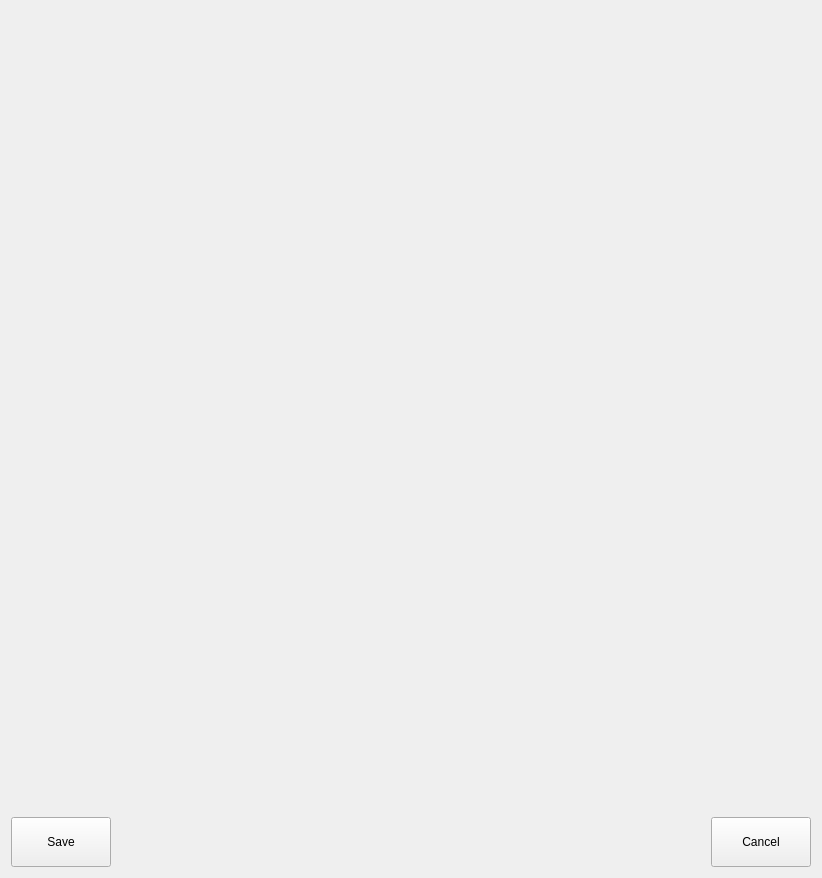
First picture: the form in assets/ui/plotCanvas.ui, repository jfnavarro/st_viewer, before the edit.
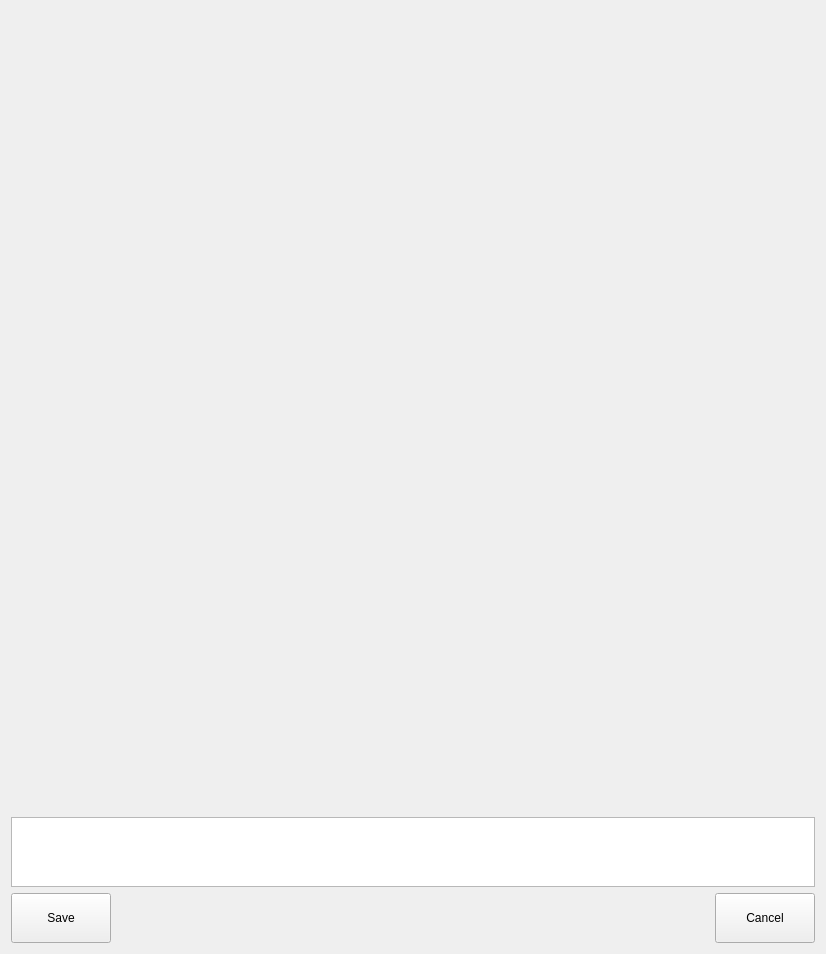
Second picture: the form after the edit.

The edit to the form file:
```diff
--- a/assets/ui/plotCanvas.ui
+++ b/assets/ui/plotCanvas.ui
@@ -9,8 +9,8 @@
    <rect>
     <x>0</x>
     <y>0</y>
-    <width>621</width>
-    <height>477</height>
+    <width>826</width>
+    <height>886</height>
    </rect>
   </property>
   <property name="maximumSize">
@@ -41,6 +41,9 @@
        </property>
       </widget>
      </item>
+     <item>
+      <widget class="QTextBrowser" name="textBrowser"/>
+     </item>
      <item>
       <layout class="QHBoxLayout" name="horizontalLayout">
        <item>
```
